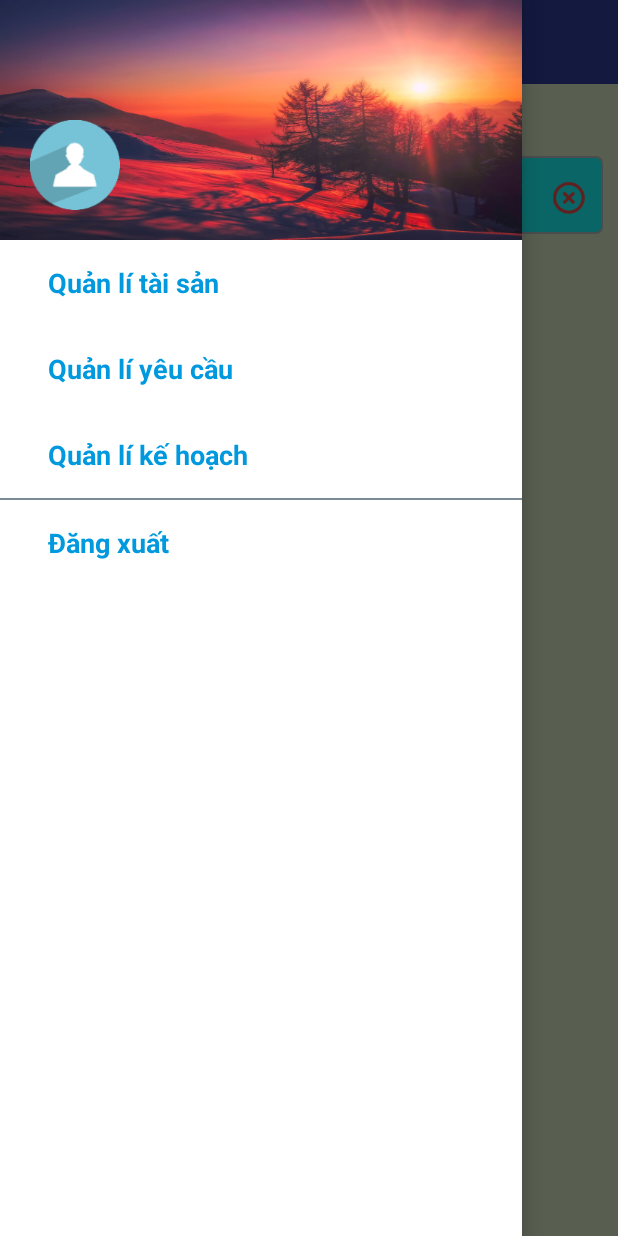
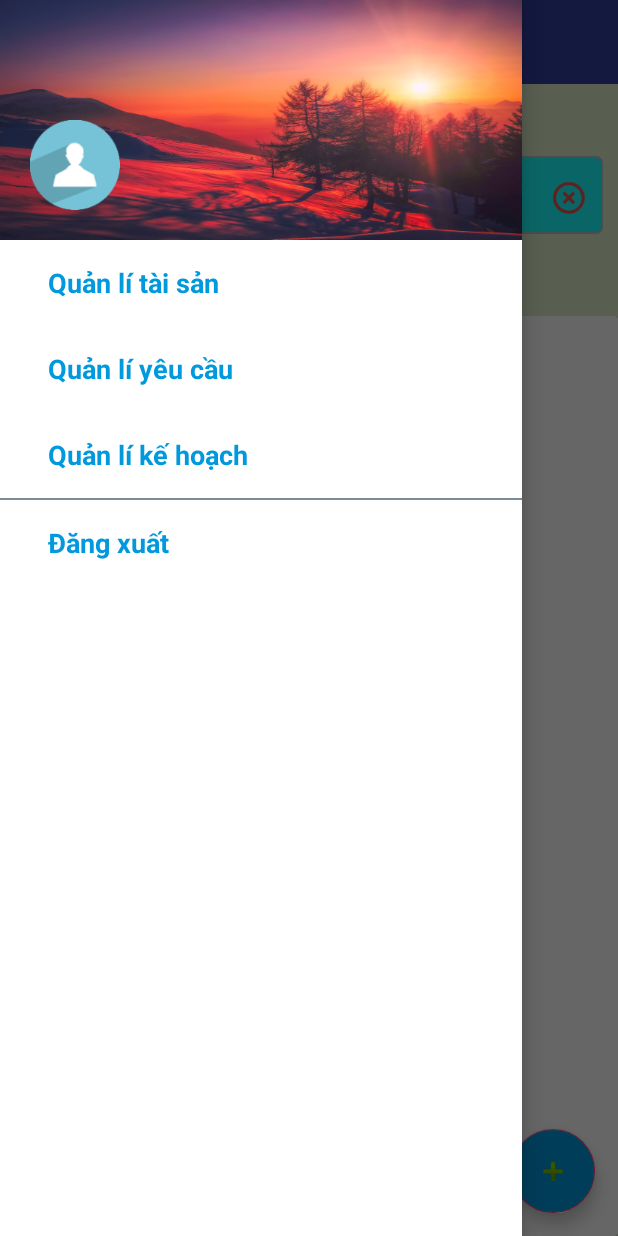
Before and after one commit to thanhhoang96/DoAnQLCSVC, an Android app: the fragment QuanLiKeHoachFragment placed in its activity, with the side drawer open, on a phone screen of 412 x 824 dp. Run offline under Robolectric (Android 15) with nearby library versions, the phone set to English and light mode, and no system bars; our stand-ins replace CircleImageView, RxJava; 3 statements that could not run were skipped.

Commit message:
handle not found

```diff
--- a/app/src/main/java/com/example/thanhhoang/qlcosovatchat/ui/qlkh/QuanLiKeHoachFragment.kt
+++ b/app/src/main/java/com/example/thanhhoang/qlcosovatchat/ui/qlkh/QuanLiKeHoachFragment.kt
@@ -11,6 +11,7 @@ import android.view.LayoutInflater
 import android.view.View
 import android.view.ViewGroup
 import android.view.WindowManager
+import android.widget.AdapterView
 import android.widget.LinearLayout
 import com.example.thanhhoang.qlcosovatchat.MainActivity
 import com.example.thanhhoang.qlcosovatchat.R
@@ -24,7 +25,6 @@ import com.example.thanhhoang.qlcosovatchat.util.DialogProgressbarUtils
 import io.reactivex.android.schedulers.AndroidSchedulers
 import io.reactivex.schedulers.Schedulers
 import kotlinx.android.synthetic.main.fragment_quan_li_ke_hoach.*
-import kotlinx.android.synthetic.main.fragment_quan_li_yeu_cau.*
 
 class QuanLiKeHoachFragment : Fragment() {
     private var dialog: Dialog? = null
@@ -77,8 +77,16 @@ class QuanLiKeHoachFragment : Fragment() {
             edtSearchQlkh.setText("")
         }
 
-        edtSearchQlyc.afterTextChanged { _ ->
+        edtSearchQlkh.afterTextChanged { _ ->
             searchKeHoach(spStateQlkh.selectedItem.toString(), edtSearchQlkh.text.toString())
+        }
+
+        spStateQlkh.onItemSelectedListener = object : AdapterView.OnItemSelectedListener {
+            override fun onItemSelected(parent: AdapterView<*>?, view: View?, position: Int, id: Long) {
+                searchKeHoach(spStateQlkh.selectedItem.toString(), edtSearchQlkh.text.toString())
+            }
+
+            override fun onNothingSelected(parent: AdapterView<*>?) {}
         }
     }
 
@@ -122,6 +130,8 @@ class QuanLiKeHoachFragment : Fragment() {
         }
         keHoachAdapter?.notifyDataSetChanged()
         recyclerViewQlkh.scrollToPosition(0)
+
+        tvKeHoachNotFound.visibility = if (keHoachList?.size == 0) View.VISIBLE else View.GONE
     }
 
     private fun showDialogXoaKh(position: Int) {
--- a/app/src/main/java/com/example/thanhhoang/qlcosovatchat/ui/qlts/QuanLiTaiSanFragment.kt
+++ b/app/src/main/java/com/example/thanhhoang/qlcosovatchat/ui/qlts/QuanLiTaiSanFragment.kt
@@ -160,7 +160,10 @@ class QuanLiTaiSanFragment : Fragment() {
             clear()
             addAll(responseData.data.taiSanList)
         }
+
         taiSanAdapter?.notifyDataSetChanged()
         recyclerViewQlts.scrollToPosition(0)
+
+        tvTaiSanNotFound.visibility = if (taiSanList?.size == 0) View.VISIBLE else View.GONE
     }
 }
--- a/app/src/main/java/com/example/thanhhoang/qlcosovatchat/ui/qlyc/QuanLiYeuCauFragment.kt
+++ b/app/src/main/java/com/example/thanhhoang/qlcosovatchat/ui/qlyc/QuanLiYeuCauFragment.kt
@@ -146,8 +146,11 @@ class QuanLiYeuCauFragment : Fragment() {
             clear()
             addAll(responseData.data.yeuCauList)
         }
+
         yeuCauAdapter?.notifyDataSetChanged()
         recyclerViewListQlyc.scrollToPosition(0)
+
+        tvYeuCauNotFound.visibility = if (yeuCauList?.size == 0) View.VISIBLE else View.VISIBLE
     }
 
     private fun showDialogXoaYc(position: Int) {
--- a/app/src/main/res/layout/fragment_quan_li_ke_hoach.xml
+++ b/app/src/main/res/layout/fragment_quan_li_ke_hoach.xml
@@ -76,6 +76,28 @@
         android:textSize="25sp"
         android:textStyle="bold" />
 
+    <FrameLayout
+        android:layout_width="match_parent"
+        android:layout_height="match_parent">
+
+        <android.support.v7.widget.CardView
+            android:layout_width="match_parent"
+            android:layout_height="match_parent">
+
+            <FrameLayout
+                android:layout_width="match_parent"
+                android:layout_height="match_parent">
+
+                <TextView
+                    android:id="@+id/tvKeHoachNotFound"
+                    android:layout_width="wrap_content"
+                    android:layout_height="wrap_content"
+                    android:layout_gravity="center_horizontal"
+                    android:layout_marginTop="30dp"
+                    android:text="@string/label_not_found_ke_hoach"
+                    android:textStyle="bold"
+                    android:visibility="gone" />
+
                 <android.support.v7.widget.RecyclerView
                     android:id="@+id/recyclerViewQlkh"
                     android:layout_width="match_parent"
@@ -86,4 +108,17 @@
                     android:scrollbarSize="4sp"
                     android:scrollbarThumbVertical="@android:color/holo_red_light"
                     android:scrollbars="vertical" />
+            </FrameLayout>
+        </android.support.v7.widget.CardView>
+
+        <android.support.design.widget.FloatingActionButton
+            android:id="@+id/btnTaoMoiKH"
+            android:layout_width="wrap_content"
+            android:layout_height="wrap_content"
+            android:layout_gravity="bottom|right"
+            android:layout_margin="15dp"
+            android:backgroundTint="@color/colorBlueMedium"
+            android:src="@android:drawable/ic_input_add"
+            tools:ignore="RtlHardcoded,UnusedAttribute" />
+    </FrameLayout>
 </LinearLayout>
--- a/app/src/main/res/values/strings.xml
+++ b/app/src/main/res/values/strings.xml
@@ -95,6 +95,9 @@
     <string name="ycms_detail_don_vi_tinh">Đơn vị tính</string>
     <string name="ycms_detail_nhom_thiet_bi">Nhóm thiết b</string>
     <string name="ycms_detail_ten_thiet_bi">Tên thiết bị</string>
+    <string name="label_not_found_tai_san">Không tìm thấy tài sản</string>
+    <string name="label_not_found_yeu_cau">Không tìm thấy yêu cầu</string>
+    <string name="label_not_found_ke_hoach">Không tìm thấy kế hoạch</string>
 
     <!--State qlts-->
     <string-array name="state_array">
```
Also changed, not shown: app/src/main/res/layout/fragment_quan_li_tai_san.xml (+23 -3 lines), app/src/main/res/layout/fragment_quan_li_yeu_cau.xml (+28 -8 lines). Lines whose indentation alone changed are shown as unchanged.
